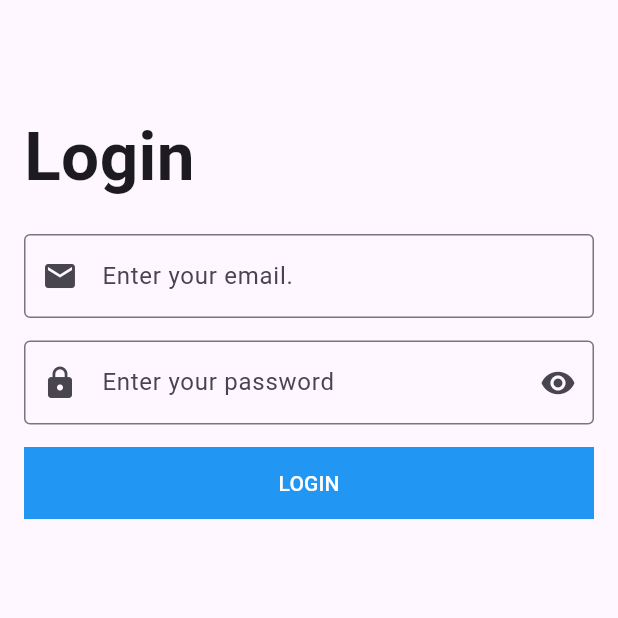
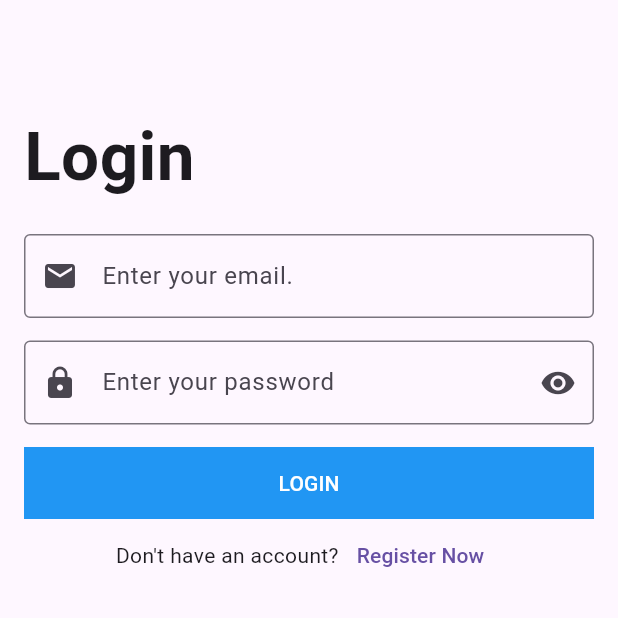
Before and after one commit to Mahmoud-Abdelwahab/flutter-demo, a Flutter app: the screen it shows after launch, on a phone screen of 412 x 824 dp, the top half of it. Run offline on Flutter 3.47's test engine with Material 3 defaults, Android fonts, the phone set to English and light mode, and no system bars.

Commit message:
finalizing login ui

```diff
--- a/lib/login_screen.dart
+++ b/lib/login_screen.dart
@@ -66,6 +66,17 @@ var passwordText = TextEditingController();
                 style: TextStyle(color: Colors.white),
               ),
               ),
+            ),
+            Row(
+              mainAxisAlignment: MainAxisAlignment.center,
+              children: [
+                Text("Don\'t have an account?"),
+                TextButton(onPressed: (){
+                  print("Create account");
+                },
+                    child: Text("Register Now")
+                )
+              ],
             )
           ],
         ),
```
Also changed, not shown: main.dart (deleted, +0 -31 lines).
